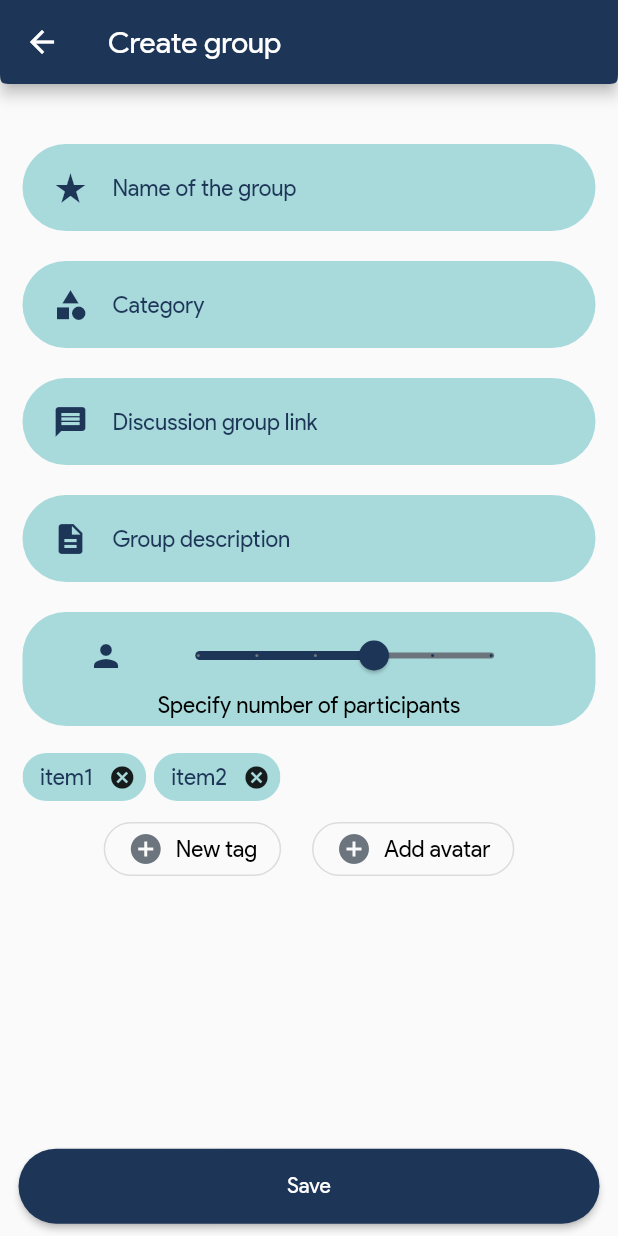
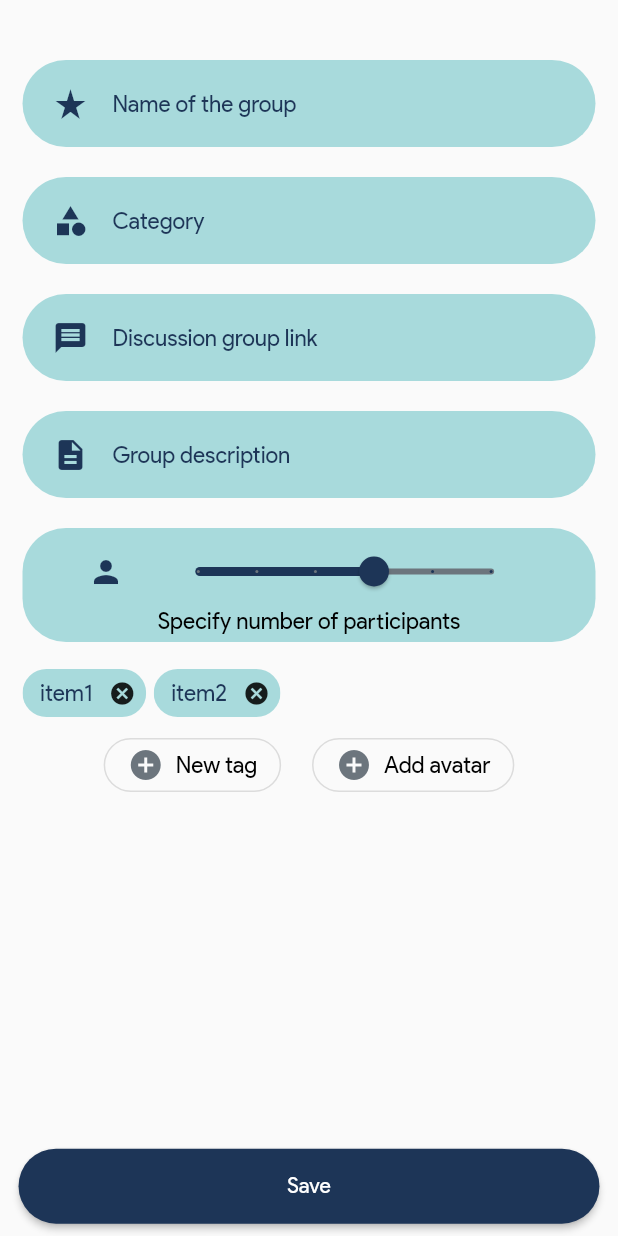
Before and after one commit to tsaplyadmitriy/FSESocialHabitApp, a Flutter app: the CreateGroupScreen screen opened directly, on a phone screen of 412 x 824 dp. Run offline on Flutter 3.47's test engine with Material 2 defaults, Android fonts, the phone set to English and light mode, and no system bars; our stand-ins replace flutter_svg, marquee, percent_indicator, pull_to_refresh; missing offline and left inert: async_loader, rest_data.

Commit message:
fixed issues after merge

```diff
--- a/mobile/lib/components/my_sliver.dart
+++ b/mobile/lib/components/my_sliver.dart
@@ -24,7 +24,7 @@ class MySliverAppBar extends StatelessWidget {
       stretch: true,
       backgroundColor:
           darkModeOn ? Constants.kSecondaryColor : Constants.kPrimaryLightColor,
-      expandedHeight: 180.0,
+      expandedHeight: 200.0,
       flexibleSpace: FlexibleSpaceBar(
         stretchModes: <StretchMode>[
           StretchMode.zoomBackground,
--- a/mobile/lib/screens/creategroup/creategroup.dart
+++ b/mobile/lib/screens/creategroup/creategroup.dart
@@ -25,7 +25,7 @@ class _CreateGroupScreen extends State<CreateGroupScreen> {
       new ProfileData.withtags("", "", "", ["item1", "item2"]);
   double sliderParticipants = 5;
   Group newGroup = new Group("name", "description", "telega", "category",
-      ["pref1", "pref2"], ["user"],1, 7);
+      ["pref1", "pref2"], ["user"], 1, 7);
   @override
   Widget build(BuildContext context) {
     newGroup.preferences = profile.tags;
@@ -34,13 +34,13 @@ class _CreateGroupScreen extends State<CreateGroupScreen> {
     bool darkModeOn = brightness == Brightness.dark;
     Size size = MediaQuery.of(context).size; // h and w of
     return Scaffold(
-        appBar: AppBar(
-          title: Text("Create group"),
-          shape: ContinuousRectangleBorder(
-              borderRadius: BorderRadius.only(
-                  bottomLeft: Radius.circular(10),
-                  bottomRight: Radius.circular(10))),
-        ),
+        // appBar: AppBar(
+        //   title: Text("Create group"),
+        //   shape: ContinuousRectangleBorder(
+        //       borderRadius: BorderRadius.only(
+        //           bottomLeft: Radius.circular(10),
+        //           bottomRight: Radius.circular(10))),
+        // ),
         //backgroundColor: Colors.transparent,
         resizeToAvoidBottomPadding: false,
         body: Column(
@@ -141,7 +141,8 @@ class _CreateGroupScreen extends State<CreateGroupScreen> {
                             SingleChildScrollView(
                               scrollDirection: Axis.horizontal,
                               child: Row(
-                                children: newGroup.preferences.map((String tag) {
+                                children:
+                                    newGroup.preferences.map((String tag) {
                                   return Container(
                                     margin: EdgeInsets.only(
                                       right: 5,
@@ -212,7 +213,6 @@ class _CreateGroupScreen extends State<CreateGroupScreen> {
                                     ),
                                     onPressed: () async {
                                       //TODO: ADD IMAGE LOADING
-
                                     },
                                   ),
                                 ],
@@ -249,12 +249,17 @@ class GroupCreationSaveButton extends StatelessWidget {
       child: SmallButton(
         text: "Save",
         widthModifier: 0.94,
-        press: () async{
+        press: () async {
           UserEntity userEntity = UserSession().getUserentity;
-          GroupEntity groupEntity = await APIRequests().createUserGroup
-            (userEntity.token, userEntity.login,
-              groupData.groupName, groupData.groupDescription, groupData.telegramLink,groupData.maxParticipants,
-              groupData.preferences, groupData.category);
+          GroupEntity groupEntity = await APIRequests().createUserGroup(
+              userEntity.token,
+              userEntity.login,
+              groupData.groupName,
+              groupData.groupDescription,
+              groupData.telegramLink,
+              groupData.maxParticipants,
+              groupData.preferences,
+              groupData.category);
           print(groupEntity.groupDescription);
           //print("new group id"+groupEntity.id);
           Navigator.pushReplacementNamed(context, Constants.loginDone);
--- a/mobile/lib/screens/findgroup/findgroup.dart
+++ b/mobile/lib/screens/findgroup/findgroup.dart
@@ -84,7 +84,7 @@ class _FindGroupScreen extends State<FindGroupScreen> {
                     MySliverAppBar(
                       darkModeOn: darkModeOn,
                       text: "Find groups",
-                      imagePath: "assets/images/inno_campus.png",
+                      imagePath: "assets/images/group_pic.png",
                     ),
                     SliverList(
                         delegate: SliverChildListDelegate(
@@ -258,7 +258,7 @@ class AvatarRound extends StatelessWidget {
       child: ClipRRect(
         borderRadius: BorderRadius.circular(300.0),
         child: Image.asset(
-          "assets/images/avatar.png",
+          "assets/images/female_avatar.png",
           width: size.width * 0.07,
           //alignment: Alignment.centerRight,
         ),
--- a/mobile/lib/screens/mygroups/my_group_page.dart
+++ b/mobile/lib/screens/mygroups/my_group_page.dart
@@ -47,6 +47,7 @@ class _MyGroupPageState extends State<MyGroupPage> {
     if (challengeList.length == 0) {
       challengeList.add(demoChallenge);
     }
+
     Size size = MediaQuery.of(context).size; // h and w of s    return Card(
     return Scaffold(
       appBar: AppBar(
@@ -74,7 +75,8 @@ class _MyGroupPageState extends State<MyGroupPage> {
                         mainAxisAlignment: MainAxisAlignment.spaceAround,
                         children: [
                           CircleAvatar(
-                            backgroundImage: AssetImage("assets/images/male_"),
+                            backgroundImage:
+                                AssetImage("assets/images/male_avatar.png"),
                             radius: size.width * 0.15,
                           ),
                           Column(
@@ -132,5 +134,5 @@ _getNewChallenge(BuildContext context) async {
               participants: 5,
             )),
   );
-  challengeList.add(newChallenge);
+  if (newChallenge != null) challengeList.add(newChallenge);
 }
--- a/mobile/lib/screens/profile/profile.dart
+++ b/mobile/lib/screens/profile/profile.dart
@@ -64,7 +64,8 @@ class _ProfileScreen extends State<ProfileScreen> {
                   //alignment: WrapAlignment.spaceEvenly,
                   children: <Widget>[
                     CircleAvatar(
-                      backgroundImage: AssetImage("assets/images/avatar.png"),
+                      backgroundImage:
+                          AssetImage("assets/images/male_avatar.png"),
                       radius: 50.0,
                     ),
                     SizedBox(height: size.height * 0.01),
```
